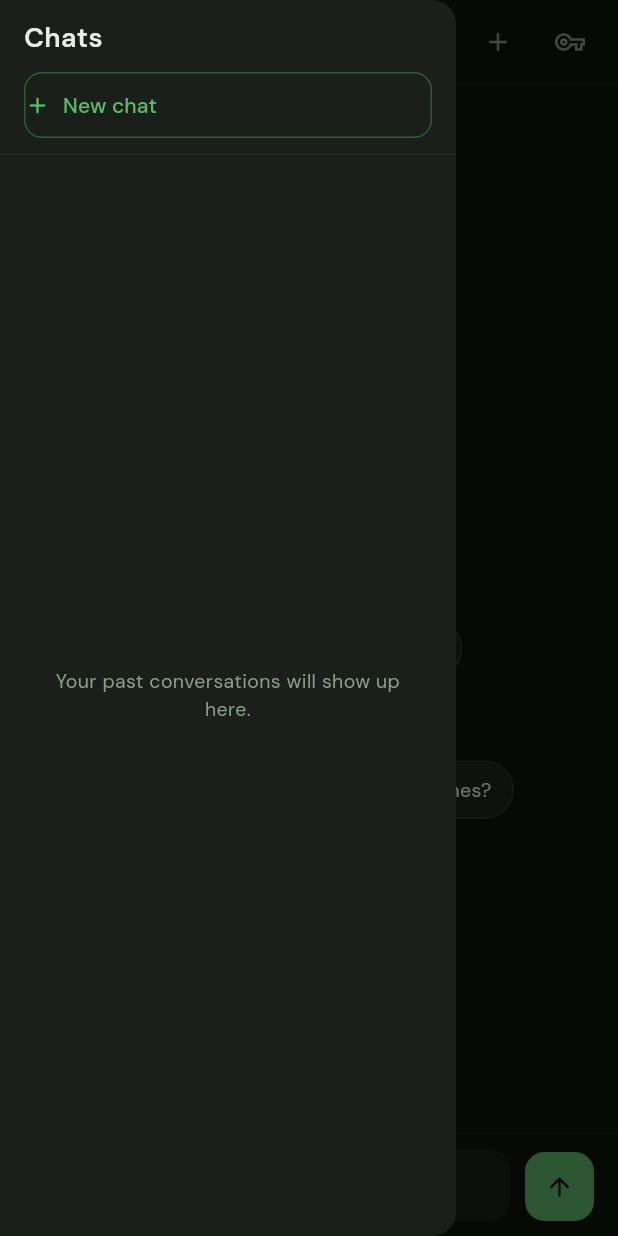
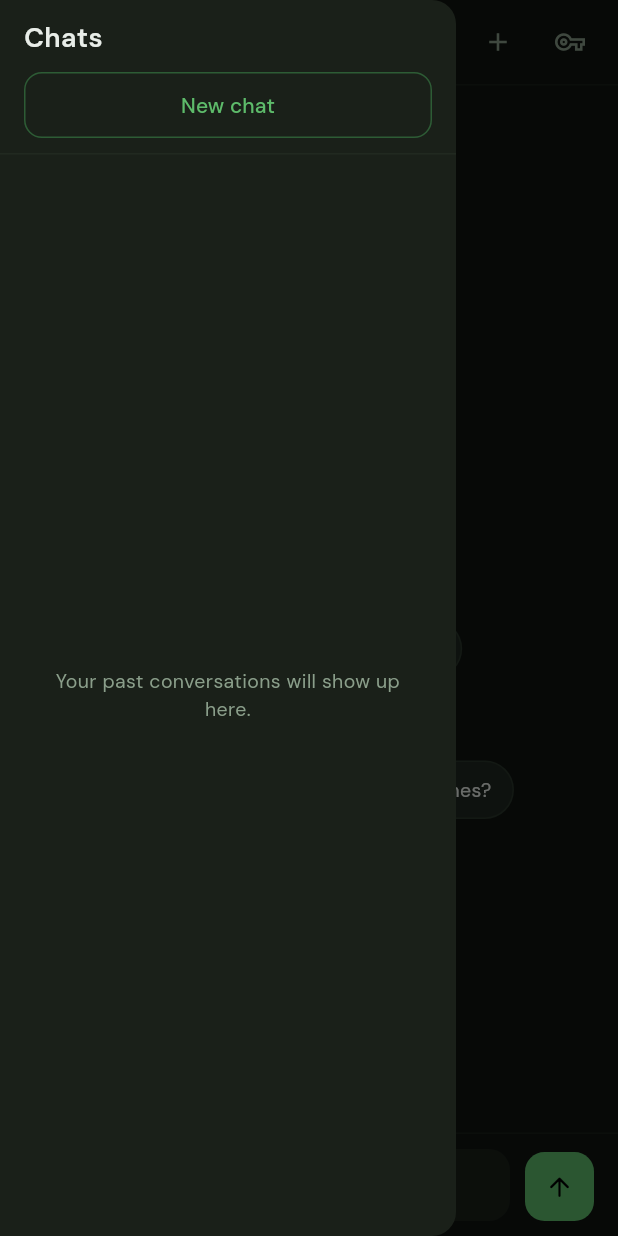
Before and after one commit to SriramBalasubramaniyan/Askbase-Gem, a Flutter app: the ChatScreen screen opened directly, with the side drawer open, on a phone screen of 412 x 824 dp. Run offline on Flutter 3.47's test engine with Material 3 defaults, Android fonts, the phone set to English and light mode, and no system bars; our stand-ins replace flutter_markdown, google_fonts, shared_preferences, sqflite; missing offline and left inert: markdown; accounts and stored records are empty.

Commit message:
drawer new chat button formatting

```diff
--- a/lib/ui/widgets/chat_history_drawer.dart
+++ b/lib/ui/widgets/chat_history_drawer.dart
@@ -38,8 +38,7 @@ class ChatHistoryDrawer extends StatelessWidget {
                   state.createNewChat();
                   Navigator.of(context).pop();
                 },
-                icon: const Icon(Icons.add_rounded, size: 18),
-                label: const Text('New chat'),
+                label: const Center(child: Text('New chat')),
                 style: OutlinedButton.styleFrom(
                   foregroundColor: AppColors.accent,
                   side: const BorderSide(color: AppColors.accentDim),
```
